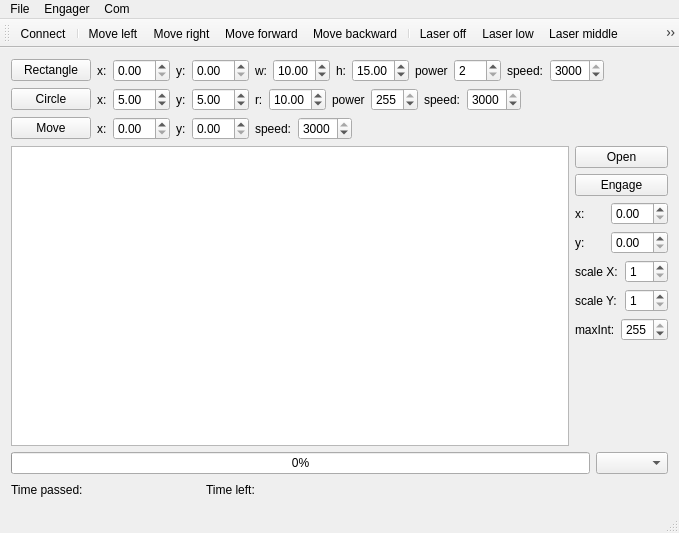
This is mainwindow.ui in greyswandir007/QTEngager as Qt 5 draws it before an edit. The edited form follows.
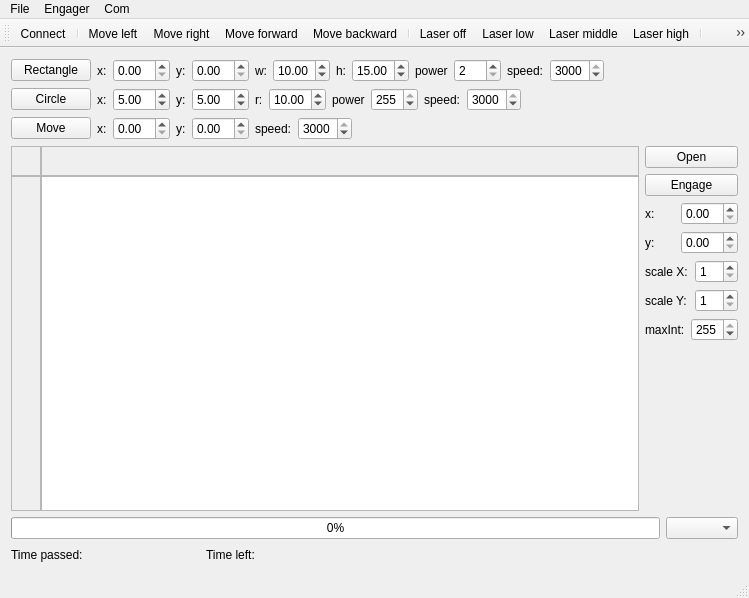
This is the edited form. Icons and pictures are not drawn. Custom widgets are drawn as their Qt base class.

Commit message: Rulers and scaling added

```diff
--- a/mainwindow.ui
+++ b/mainwindow.ui
@@ -6,8 +6,8 @@
    <rect>
     <x>0</x>
     <y>0</y>
-    <width>679</width>
-    <height>533</height>
+    <width>749</width>
+    <height>598</height>
    </rect>
   </property>
   <property name="windowTitle">
@@ -303,7 +303,139 @@
        <number>0</number>
       </property>
       <item>
-       <widget class="QGraphicsView" name="graphicsView"/>
+       <layout class="QVBoxLayout" name="verticalLayout_3">
+        <property name="spacing">
+         <number>0</number>
+        </property>
+        <property name="leftMargin">
+         <number>0</number>
+        </property>
+        <property name="topMargin">
+         <number>0</number>
+        </property>
+        <property name="rightMargin">
+         <number>0</number>
+        </property>
+        <property name="bottomMargin">
+         <number>0</number>
+        </property>
+        <item>
+         <layout class="QHBoxLayout" name="horizontalLayout_11">
+          <property name="spacing">
+           <number>0</number>
+          </property>
+          <property name="leftMargin">
+           <number>0</number>
+          </property>
+          <property name="topMargin">
+           <number>0</number>
+          </property>
+          <property name="rightMargin">
+           <number>0</number>
+          </property>
+          <property name="bottomMargin">
+           <number>0</number>
+          </property>
+          <item>
+           <widget class="QFrame" name="frame_2">
+            <property name="sizePolicy">
+             <sizepolicy hsizetype="Fixed" vsizetype="Fixed">
+              <horstretch>0</horstretch>
+              <verstretch>0</verstretch>
+             </sizepolicy>
+            </property>
+            <property name="minimumSize">
+             <size>
+              <width>30</width>
+              <height>30</height>
+             </size>
+            </property>
+            <property name="maximumSize">
+             <size>
+              <width>30</width>
+              <height>30</height>
+             </size>
+            </property>
+            <property name="frameShape">
+             <enum>QFrame::StyledPanel</enum>
+            </property>
+            <property name="frameShadow">
+             <enum>QFrame::Raised</enum>
+            </property>
+           </widget>
+          </item>
+          <item>
+           <widget class="GraphicsViewRuler" name="horizontalRuler">
+            <property name="minimumSize">
+             <size>
+              <width>0</width>
+              <height>30</height>
+             </size>
+            </property>
+            <property name="maximumSize">
+             <size>
+              <width>16777215</width>
+              <height>30</height>
+             </size>
+            </property>
+            <property name="layoutDirection">
+             <enum>Qt::LeftToRight</enum>
+            </property>
+            <property name="frameShape">
+             <enum>QFrame::StyledPanel</enum>
+            </property>
+            <property name="frameShadow">
+             <enum>QFrame::Raised</enum>
+            </property>
+           </widget>
+          </item>
+         </layout>
+        </item>
+        <item>
+         <layout class="QHBoxLayout" name="horizontalLayout_7">
+          <property name="spacing">
+           <number>0</number>
+          </property>
+          <property name="leftMargin">
+           <number>0</number>
+          </property>
+          <property name="topMargin">
+           <number>0</number>
+          </property>
+          <property name="rightMargin">
+           <number>0</number>
+          </property>
+          <property name="bottomMargin">
+           <number>0</number>
+          </property>
+          <item>
+           <widget class="GraphicsViewRuler" name="verticalRuler">
+            <property name="minimumSize">
+             <size>
+              <width>30</width>
+              <height>0</height>
+             </size>
+            </property>
+            <property name="maximumSize">
+             <size>
+              <width>30</width>
+              <height>16777215</height>
+             </size>
+            </property>
+            <property name="frameShape">
+             <enum>QFrame::StyledPanel</enum>
+            </property>
+            <property name="frameShadow">
+             <enum>QFrame::Raised</enum>
+            </property>
+           </widget>
+          </item>
+          <item>
+           <widget class="MainView" name="mainView"/>
+          </item>
+         </layout>
+        </item>
+       </layout>
       </item>
       <item>
        <layout class="QVBoxLayout" name="verticalLayout_2">
@@ -540,7 +672,7 @@
     <rect>
      <x>0</x>
      <y>0</y>
-     <width>679</width>
+     <width>749</width>
      <height>20</height>
     </rect>
    </property>
@@ -774,6 +906,19 @@
   </action>
  </widget>
  <layoutdefault spacing="6" margin="11"/>
+ <customwidgets>
+  <customwidget>
+   <class>GraphicsViewRuler</class>
+   <extends>QFrame</extends>
+   <header>graphicsviewruler.h</header>
+   <container>1</container>
+  </customwidget>
+  <customwidget>
+   <class>MainView</class>
+   <extends>QGraphicsView</extends>
+   <header>mainview.h</header>
+  </customwidget>
+ </customwidgets>
  <resources>
   <include location="qtengager.qrc"/>
  </resources>
```
The commit also changes 7 other files.
